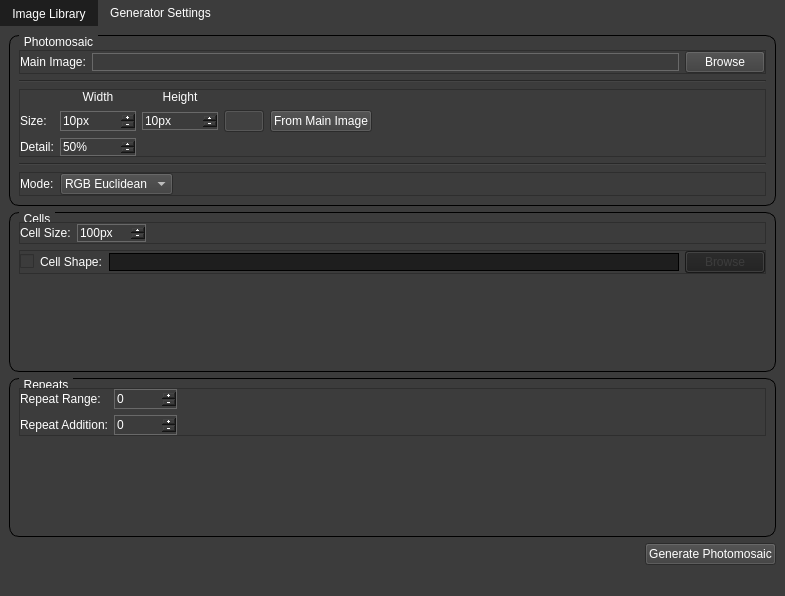
First picture: the form in mainwindow.ui, repository MorganGrundy/MosaicMagnifique, before the edit.
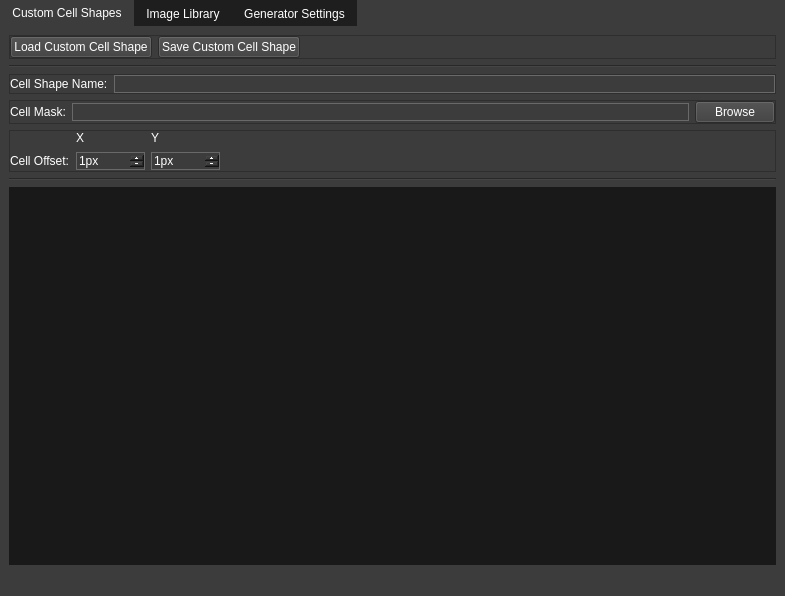
Second picture: the form after the edit. Icons and pictures are not drawn.

Commit message:
Added new tab for creating custom cell shapes.
Can load a cell mask, which is converted to a binary image with
thresholding. Can set the cell offset, and name. Can save and load cell
shape. Custom cell shapes use the file extension .mcs (Mosaic Cell
Shape)

Only thing left is the cell shape viewer.

Patch:
```diff
--- a/mainwindow.ui
+++ b/mainwindow.ui
@@ -69,11 +69,331 @@
        <enum>QTabWidget::Rounded</enum>
       </property>
       <property name="currentIndex">
-       <number>1</number>
+       <number>0</number>
       </property>
       <property name="elideMode">
        <enum>Qt::ElideNone</enum>
       </property>
+      <widget class="QWidget" name="CustomCellShapes">
+       <attribute name="title">
+        <string>Custom Cell Shapes</string>
+       </attribute>
+       <layout class="QVBoxLayout" name="verticalLayout_7">
+        <item>
+         <widget class="QFrame" name="frame_7">
+          <property name="sizePolicy">
+           <sizepolicy hsizetype="Preferred" vsizetype="Preferred">
+            <horstretch>0</horstretch>
+            <verstretch>0</verstretch>
+           </sizepolicy>
+          </property>
+          <property name="frameShape">
+           <enum>QFrame::StyledPanel</enum>
+          </property>
+          <property name="frameShadow">
+           <enum>QFrame::Raised</enum>
+          </property>
+          <layout class="QHBoxLayout" name="horizontalLayout_5">
+           <property name="leftMargin">
+            <number>0</number>
+           </property>
+           <property name="topMargin">
+            <number>0</number>
+           </property>
+           <property name="rightMargin">
+            <number>0</number>
+           </property>
+           <property name="bottomMargin">
+            <number>0</number>
+           </property>
+           <item>
+            <widget class="QPushButton" name="buttonLoadCustomCell">
+             <property name="text">
+              <string>Load Custom Cell Shape</string>
+             </property>
+            </widget>
+           </item>
+           <item>
+            <widget class="QPushButton" name="buttonSaveCustomCell">
+             <property name="text">
+              <string>Save Custom Cell Shape</string>
+             </property>
+            </widget>
+           </item>
+           <item>
+            <spacer name="horizontalSpacer_7">
+             <property name="orientation">
+              <enum>Qt::Horizontal</enum>
+             </property>
+             <property name="sizeHint" stdset="0">
+              <size>
+               <width>40</width>
+               <height>20</height>
+              </size>
+             </property>
+            </spacer>
+           </item>
+          </layout>
+         </widget>
+        </item>
+        <item>
+         <widget class="Line" name="line_4">
+          <property name="orientation">
+           <enum>Qt::Horizontal</enum>
+          </property>
+         </widget>
+        </item>
+        <item>
+         <widget class="QFrame" name="frame_8">
+          <property name="sizePolicy">
+           <sizepolicy hsizetype="Preferred" vsizetype="Preferred">
+            <horstretch>0</horstretch>
+            <verstretch>0</verstretch>
+           </sizepolicy>
+          </property>
+          <property name="frameShape">
+           <enum>QFrame::StyledPanel</enum>
+          </property>
+          <property name="frameShadow">
+           <enum>QFrame::Raised</enum>
+          </property>
+          <layout class="QHBoxLayout" name="horizontalLayout_6">
+           <property name="leftMargin">
+            <number>0</number>
+           </property>
+           <property name="topMargin">
+            <number>0</number>
+           </property>
+           <property name="rightMargin">
+            <number>0</number>
+           </property>
+           <property name="bottomMargin">
+            <number>0</number>
+           </property>
+           <item>
+            <widget class="QLabel" name="label_11">
+             <property name="text">
+              <string>Cell Shape Name:</string>
+             </property>
+            </widget>
+           </item>
+           <item>
+            <widget class="QLineEdit" name="lineCustomCellName">
+             <property name="styleSheet">
+              <string notr="true">QLineEdit {
+border: 1px solid dimgray;
+}</string>
+             </property>
+             <property name="placeholderText">
+              <string/>
+             </property>
+            </widget>
+           </item>
+          </layout>
+         </widget>
+        </item>
+        <item>
+         <widget class="QFrame" name="frame_9">
+          <property name="sizePolicy">
+           <sizepolicy hsizetype="Preferred" vsizetype="Preferred">
+            <horstretch>0</horstretch>
+            <verstretch>0</verstretch>
+           </sizepolicy>
+          </property>
+          <property name="frameShape">
+           <enum>QFrame::StyledPanel</enum>
+          </property>
+          <property name="frameShadow">
+           <enum>QFrame::Raised</enum>
+          </property>
+          <layout class="QHBoxLayout" name="horizontalLayout_8">
+           <property name="leftMargin">
+            <number>0</number>
+           </property>
+           <property name="topMargin">
+            <number>0</number>
+           </property>
+           <property name="rightMargin">
+            <number>0</number>
+           </property>
+           <property name="bottomMargin">
+            <number>0</number>
+           </property>
+           <item>
+            <widget class="QLabel" name="label_13">
+             <property name="sizePolicy">
+              <sizepolicy hsizetype="Fixed" vsizetype="Fixed">
+               <horstretch>0</horstretch>
+               <verstretch>0</verstretch>
+              </sizepolicy>
+             </property>
+             <property name="text">
+              <string>Cell Mask:</string>
+             </property>
+            </widget>
+           </item>
+           <item>
+            <widget class="QLineEdit" name="lineCellMask">
+             <property name="styleSheet">
+              <string notr="true">QLineEdit {
+border: 1px solid dimgray;
+}</string>
+             </property>
+             <property name="readOnly">
+              <bool>true</bool>
+             </property>
+             <property name="cursorMoveStyle">
+              <enum>Qt::LogicalMoveStyle</enum>
+             </property>
+             <property name="clearButtonEnabled">
+              <bool>false</bool>
+             </property>
+            </widget>
+           </item>
+           <item>
+            <widget class="QPushButton" name="buttonCellMask">
+             <property name="sizePolicy">
+              <sizepolicy hsizetype="Minimum" vsizetype="Minimum">
+               <horstretch>0</horstretch>
+               <verstretch>0</verstretch>
+              </sizepolicy>
+             </property>
+             <property name="text">
+              <string>Browse</string>
+             </property>
+            </widget>
+           </item>
+          </layout>
+         </widget>
+        </item>
+        <item>
+         <widget class="QFrame" name="frame_10">
+          <property name="frameShape">
+           <enum>QFrame::StyledPanel</enum>
+          </property>
+          <property name="frameShadow">
+           <enum>QFrame::Raised</enum>
+          </property>
+          <layout class="QGridLayout" name="gridLayout_2">
+           <property name="leftMargin">
+            <number>0</number>
+           </property>
+           <property name="topMargin">
+            <number>0</number>
+           </property>
+           <property name="rightMargin">
+            <number>0</number>
+           </property>
+           <property name="bottomMargin">
+            <number>0</number>
+           </property>
+           <item row="1" column="1">
+            <widget class="QSpinBox" name="spinCustomCellOffsetX">
+             <property name="styleSheet">
+              <string notr="true">QSpinBox {
+border: 1px solid dimgray;
+}</string>
+             </property>
+             <property name="buttonSymbols">
+              <enum>QAbstractSpinBox::PlusMinus</enum>
+             </property>
+             <property name="suffix">
+              <string>px</string>
+             </property>
+             <property name="minimum">
+              <number>1</number>
+             </property>
+             <property name="maximum">
+              <number>10000</number>
+             </property>
+            </widget>
+           </item>
+           <item row="1" column="2">
+            <widget class="QSpinBox" name="spinCustomCellOffsetY">
+             <property name="styleSheet">
+              <string notr="true">QSpinBox {
+border: 1px solid dimgray;
+}</string>
+             </property>
+             <property name="buttonSymbols">
+              <enum>QAbstractSpinBox::PlusMinus</enum>
+             </property>
+             <property name="suffix">
+              <string>px</string>
+             </property>
+             <property name="minimum">
+              <number>1</number>
+             </property>
+             <property name="maximum">
+              <number>10000</number>
+             </property>
+            </widget>
+           </item>
+           <item row="0" column="1">
+            <widget class="QLabel" name="label_14">
+             <property name="text">
+              <string>X</string>
+             </property>
+            </widget>
+           </item>
+           <item row="0" column="2">
+            <widget class="QLabel" name="label_15">
+             <property name="text">
+              <string>Y</string>
+             </property>
+            </widget>
+           </item>
+           <item row="1" column="0">
+            <widget class="QLabel" name="label_12">
+             <property name="sizePolicy">
+              <sizepolicy hsizetype="Preferred" vsizetype="Preferred">
+               <horstretch>0</horstretch>
+               <verstretch>0</verstretch>
+              </sizepolicy>
+             </property>
+             <property name="text">
+              <string>Cell Offset:</string>
+             </property>
+            </widget>
+           </item>
+           <item row="1" column="3">
+            <spacer name="horizontalSpacer_8">
+             <property name="orientation">
+              <enum>Qt::Horizontal</enum>
+             </property>
+             <property name="sizeHint" stdset="0">
+              <size>
+               <width>40</width>
+               <height>20</height>
+              </size>
+             </property>
+            </spacer>
+           </item>
+          </layout>
+         </widget>
+        </item>
+        <item>
+         <widget class="Line" name="line_7">
+          <property name="orientation">
+           <enum>Qt::Horizontal</enum>
+          </property>
+         </widget>
+        </item>
+        <item>
+         <widget class="QWidget" name="widgetCellShapeViewer" native="true">
+          <property name="sizePolicy">
+           <sizepolicy hsizetype="Expanding" vsizetype="Expanding">
+            <horstretch>0</horstretch>
+            <verstretch>0</verstretch>
+           </sizepolicy>
+          </property>
+          <property name="styleSheet">
+           <string notr="true">background-color: rgb(25, 25, 25);</string>
+          </property>
+         </widget>
+        </item>
+       </layout>
+      </widget>
       <widget class="QWidget" name="ImageLibrary">
        <property name="sizePolicy">
         <sizepolicy hsizetype="Expanding" vsizetype="Expanding">
@@ -523,7 +843,7 @@
               <item row="1" column="1">
                <widget class="QSpinBox" name="spinPhotomosaicWidth">
                 <property name="sizePolicy">
-                 <sizepolicy hsizetype="Preferred" vsizetype="Fixed">
+                 <sizepolicy hsizetype="Preferred" vsizetype="Minimum">
                   <horstretch>0</horstretch>
                   <verstretch>0</verstretch>
                  </sizepolicy>
@@ -581,7 +901,7 @@
               <item row="1" column="2">
                <widget class="QSpinBox" name="spinPhotomosaicHeight">
                 <property name="sizePolicy">
-                 <sizepolicy hsizetype="Preferred" vsizetype="Fixed">
+                 <sizepolicy hsizetype="Preferred" vsizetype="Minimum">
                   <horstretch>0</horstretch>
                   <verstretch>0</verstretch>
                  </sizepolicy>
@@ -633,6 +953,12 @@
               </item>
               <item row="2" column="1">
                <widget class="QSpinBox" name="spinDetail">
+                <property name="sizePolicy">
+                 <sizepolicy hsizetype="Minimum" vsizetype="Minimum">
+                  <horstretch>0</horstretch>
+                  <verstretch>0</verstretch>
+                 </sizepolicy>
+                </property>
                 <property name="styleSheet">
                  <string notr="true">QSpinBox {
 border: 1px solid dimgray;
```
The commit also changes 2 other files.
